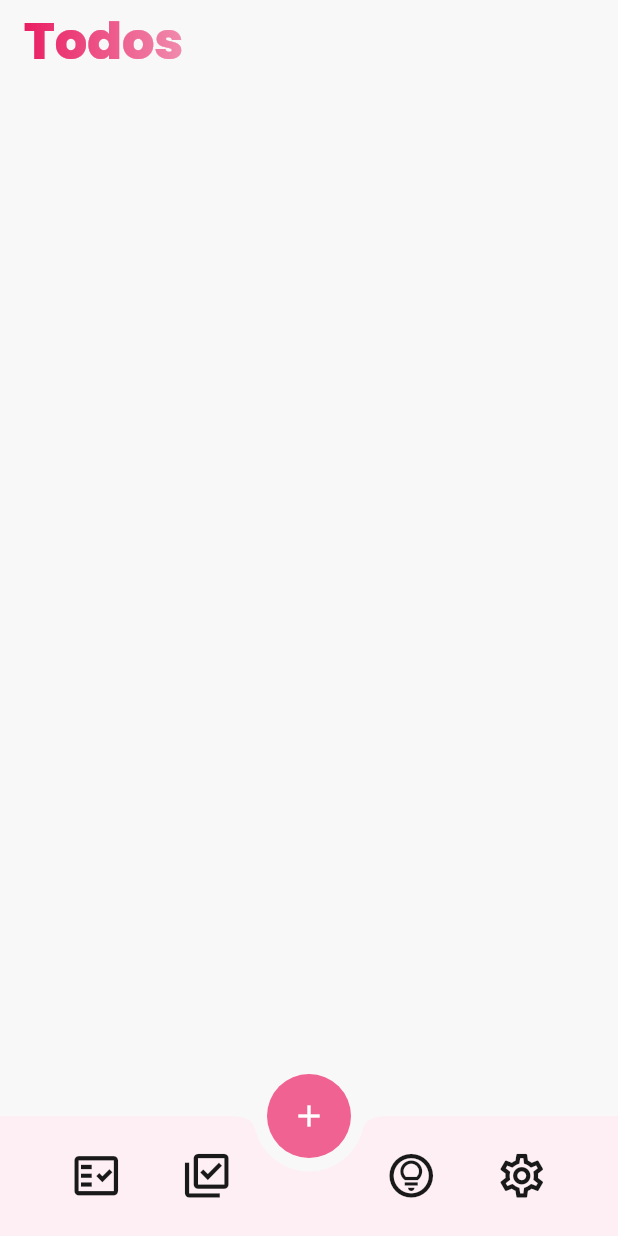
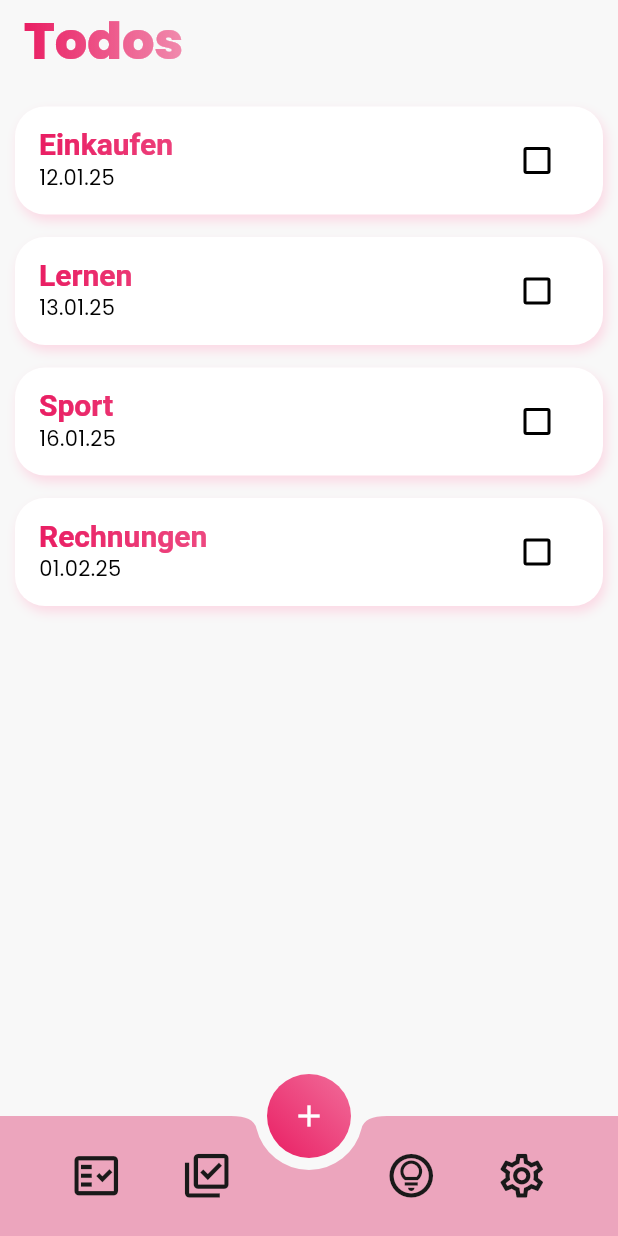
Before and after one commit to edhae/get_done, a Flutter app: the screen it shows after launch, item 2 of the bottom bar chosen, on a phone screen of 412 x 824 dp. Run offline on Flutter 3.47's test engine with Material 3 defaults, Android fonts, the light colour scheme and no system bars; drawn by our look-alikes of simple_gradient_text.

Commit message:
erste todos

```diff
--- /dev/null
+++ b/lib/data.dart
@@ -0,0 +1,22 @@
+List<Map<String, dynamic>> todos = [
+  {
+    'title': 'Einkaufen',
+    'due_date': '12.01.25',
+    'done': false,
+  },
+  {
+    'title': 'Lernen',
+    'due_date': '13.01.25',
+    'done': false,
+  },
+  {
+    'title': 'Sport',
+    'due_date': '16.01.25',
+    'done': false,
+  },
+  {
+    'title': 'Rechnungen',
+    'due_date': '01.02.25',
+    'done': false,
+  },
+];
--- a/lib/main.dart
+++ b/lib/main.dart
@@ -21,7 +21,7 @@ class MyApp extends StatelessWidget {
 
   @override
   Widget build(BuildContext context) {
-  final themeProvider = Provider.of<ThemeProvider>(context);
+    final themeProvider = Provider.of<ThemeProvider>(context);
     return MaterialApp(
       title: 'Get Done',
       debugShowCheckedModeBanner: false,
@@ -56,7 +56,7 @@ class _RootPageState extends State<RootPage> {
       body: pages[currentPage],
       bottomNavigationBar: BottomAppBar(
         shape: CircularNotchedRectangle(),
-        notchMargin: 9,
+        notchMargin: 8,
         child: Row(
           mainAxisAlignment: MainAxisAlignment.spaceEvenly,
           children: [
@@ -118,7 +118,22 @@ class _RootPageState extends State<RootPage> {
         onPressed: () {},
         shape: CircleBorder(),
         elevation: 0,
-        child: Icon(Icons.add),
+        child: Container(
+          height: 60,
+          width: 60,
+          decoration: BoxDecoration(
+            shape: BoxShape.circle,
+            gradient: LinearGradient(
+              begin: Alignment.bottomLeft,
+              end: Alignment.topRight,
+              colors: [
+                Color.alphaBlend(Colors.black.withValues(alpha: Theme.of(context).brightness == Brightness.dark ? 0.4 : 0), personalizedColor) ,
+                Color.alphaBlend(Colors.black.withValues(alpha: Theme.of(context).brightness == Brightness.dark ? 0.4 : 0), Color.alphaBlend(personalizedColor.withValues(alpha: 0.65), Colors.white)),
+              ],
+            ),
+          ),
+          child: Icon(Icons.add),
+        ),
       ),
       floatingActionButtonLocation: FloatingActionButtonLocation.centerDocked,
     );
--- a/lib/mainpages/todospage.dart
+++ b/lib/mainpages/todospage.dart
@@ -1,6 +1,7 @@
 import 'package:flutter/material.dart';
 import 'package:simple_gradient_text/simple_gradient_text.dart';
 import 'package:get_done/theme/themedata.dart';
+import 'package:get_done/data.dart';
 
 class TodosPage extends StatefulWidget {
   const TodosPage({super.key});
@@ -22,7 +23,44 @@ class _TodosPageState extends State<TodosPage> {
           ],
         ),
       ),
-      body: Container(),
+      body: ListView.builder(
+        itemCount: todos.length,
+        itemBuilder: (context, index) {
+          return Container(
+            margin: EdgeInsets.only(top: 15, left: 10, right: 10),
+            decoration: BoxDecoration(
+              shape: BoxShape.rectangle,
+              borderRadius: BorderRadius.circular(20),
+              color: Theme.of(context).colorScheme.primary,
+              boxShadow: [
+                BoxShadow(
+                  color: Color.alphaBlend(
+                      personalizedColor.withValues(alpha: 0.17),
+                      Theme.of(context).colorScheme.primary),
+                  blurRadius: 6,
+                  offset: Offset(2, 4),
+                ),
+              ],
+            ),
+            child: CheckboxListTile(
+              title: GradientText(
+                todos[index]['title'],
+                colors: [
+                  personalizedColor,
+                  personalizedColor.withValues(alpha: 0.5),
+                ],
+              ),
+              subtitle: Text(todos[index]['due_date']),
+              value: todos[index]['done'],
+              onChanged: (value) {
+                setState(() {
+                  todos[index]['done'] = value;
+                });
+              },
+            ),
+          );
+        },
+      ),
     );
   }
 }
--- a/lib/theme/themedata.dart
+++ b/lib/theme/themedata.dart
@@ -1,13 +1,16 @@
 import 'package:flutter/material.dart';
 
 ThemeData lightMode = ThemeData(
+  fontFamily: 'Poppins',
   colorScheme: ColorScheme.light(
+    brightness: Brightness.light,
     surface: const Color.fromARGB(255, 248, 248, 248),
     primary: Colors.white,
+    secondary: Colors.black,
   ),
   bottomAppBarTheme: BottomAppBarTheme(
     color: Color.alphaBlend(
-        personalizedColor.withValues(alpha: 0.07), Colors.white),
+        personalizedColor.withValues(alpha: 0.35), Colors.grey.shade200),
   ),
   iconButtonTheme: IconButtonThemeData(
     style: ButtonStyle(
@@ -16,9 +19,40 @@ ThemeData lightMode = ThemeData(
       ),
     ),
   ),
-  floatingActionButtonTheme: FloatingActionButtonThemeData(
-    backgroundColor: Color.alphaBlend(
-        personalizedColor.withValues(alpha: 0.7), Colors.white),
+  appBarTheme: AppBarTheme(
+    titleTextStyle: TextStyle(
+      fontFamily: 'Poppins',
+      fontSize: 34,
+      fontWeight: FontWeight.w900,
+    ),
+  ),
+  listTileTheme: ListTileThemeData(
+    titleTextStyle: TextStyle(
+      color: Colors.black,
+      fontSize: 20,
+      fontWeight: FontWeight.w700,
+    ),
+  ),
+);
+
+ThemeData darkMode = ThemeData(
+  fontFamily: 'Poppins',
+  colorScheme: ColorScheme.light(
+    brightness: Brightness.dark,
+    surface: const Color.fromARGB(255, 24, 24, 24),
+    primary: Colors.black,
+    secondary: Colors.white,
+  ),
+  bottomAppBarTheme: BottomAppBarTheme(
+    color: Color.alphaBlend(
+        personalizedColor.withValues(alpha: 0.2), Colors.grey.shade900),
+  ),
+  iconButtonTheme: IconButtonThemeData(
+    style: ButtonStyle(
+      iconColor: WidgetStateProperty.all<Color>(
+        const Color.fromARGB(255, 239, 239, 239),
+      ),
+    ),
   ),
   appBarTheme: AppBarTheme(
     titleTextStyle: TextStyle(
@@ -27,33 +61,9 @@ ThemeData lightMode = ThemeData(
       fontWeight: FontWeight.w900,
     ),
   ),
-);
-
-ThemeData darkMode = ThemeData(
-  colorScheme: ColorScheme.light(
-    surface: const Color.fromARGB(255, 24, 24, 24),
-    primary: Colors.black,
-  ),
-  bottomAppBarTheme: BottomAppBarTheme(
-    color: Color.alphaBlend(
-        personalizedColor.withValues(alpha: 0.07), Colors.black),
-  ),
-  iconButtonTheme: IconButtonThemeData(
-    style: ButtonStyle(
-      iconColor: WidgetStateProperty.all<Color>(
-        const Color.fromARGB(255, 239, 239, 239),
-      ),
-    ),
-  ),
-  floatingActionButtonTheme: FloatingActionButtonThemeData(
-    backgroundColor: Color.alphaBlend(
-        personalizedColor.withValues(alpha: 0.7), Colors.black),
-  ),
-  appBarTheme: AppBarTheme(
+  listTileTheme: ListTileThemeData(
     titleTextStyle: TextStyle(
-      fontFamily: 'Poppins',
-      fontSize: 34,
-      fontWeight: FontWeight.w900,
+      fontWeight: FontWeight.w700,
     ),
   ),
 );
--- a/pubspec.yaml
+++ b/pubspec.yaml
@@ -1,5 +1,5 @@
 name: get_done
-description: "A new Flutter project."
+due_date: "A new Flutter project."
 # The following line prevents the package from being accidentally published to
 # pub.dev using `flutter pub publish`. This is preferred for private packages.
 publish_to: 'none' # Remove this line if you wish to publish to pub.dev
```
Also changed, not shown: pubspec.lock, 3 other files.
